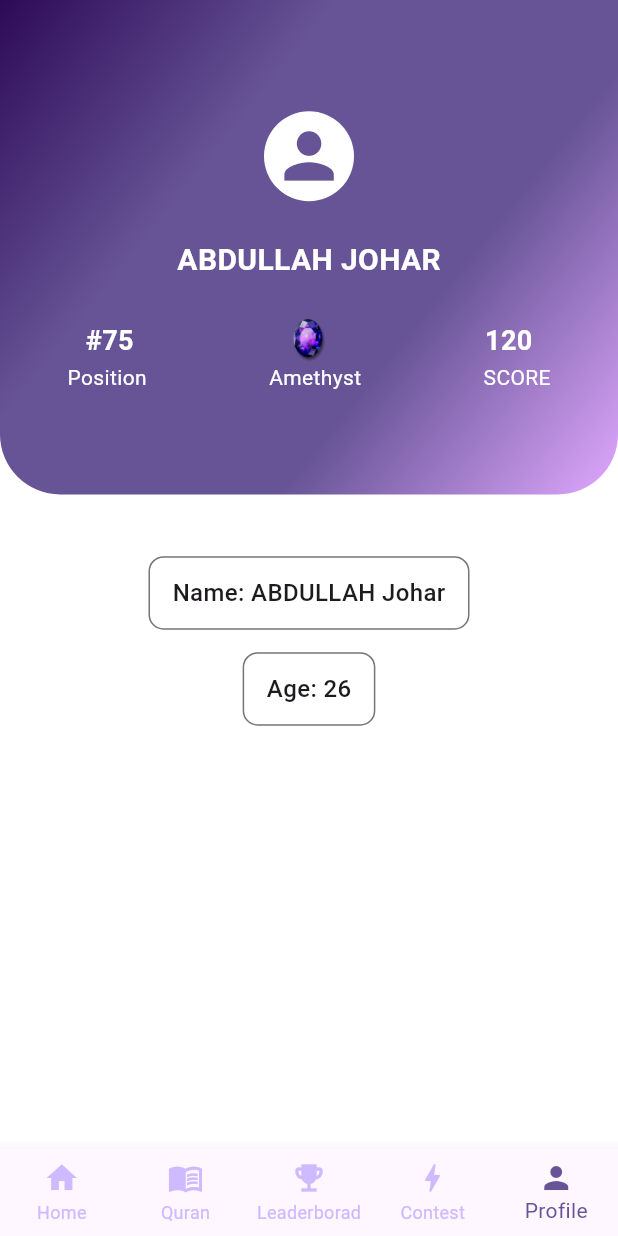
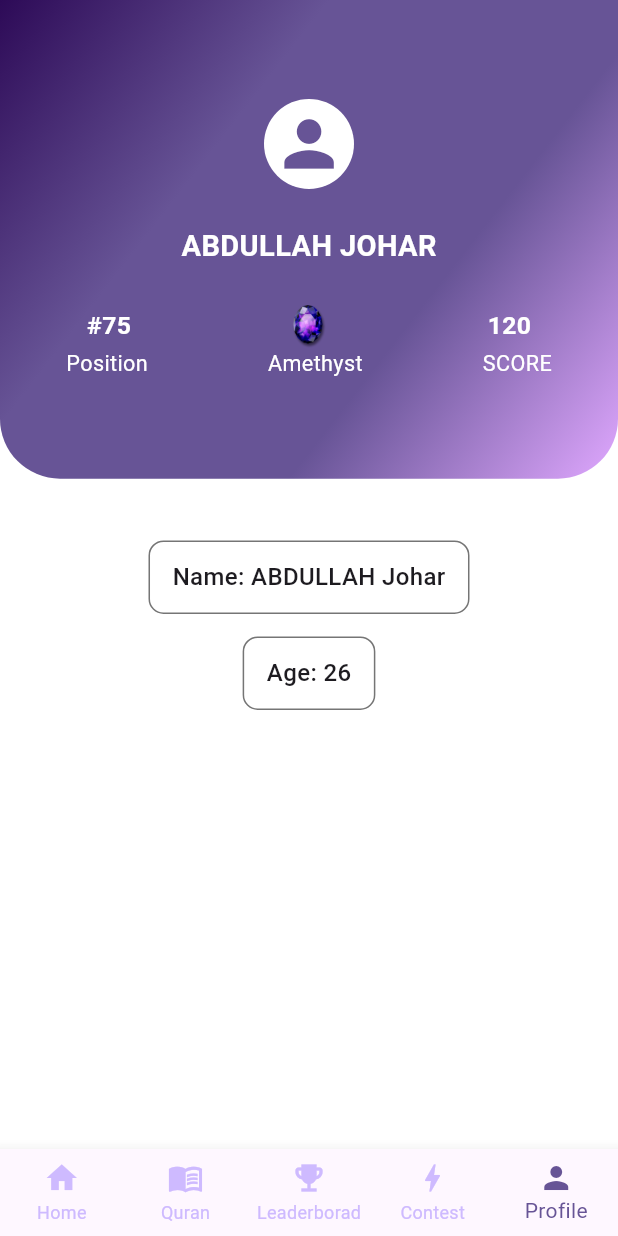
Before and after one commit to abdullahjohar23/islamic-quiz-app, a Flutter app: the screen it shows after launch, swiped to page 5, on a phone screen of 412 x 824 dp. Run offline on Flutter 3.47's test engine with Material 3 defaults, Android fonts, the phone set to English and light mode, and no system bars; project files that could hold a hidden picture were left out.

Commit message:
upper section done

```diff
--- a/lib/pages/profile_page.dart
+++ b/lib/pages/profile_page.dart
@@ -17,15 +17,13 @@ class ProfilePage extends StatelessWidget {
                         // Top Purple Card
                         Container(
                             width: deviceWidth,
-                            height: deviceHeight*0.4,
 
                             padding: EdgeInsets.symmetric(
-                                vertical: deviceHeight * 0.09,
+                                vertical: deviceHeight * 0.08,
                                 horizontal: deviceWidth * 0.01,
                             ),
 
                             decoration: BoxDecoration(
-                                // color: Color(0xFF675496),
                                 gradient: LinearGradient(
                                     colors: [
                                         Color(0xFF2D0A57), // very dark purple
@@ -59,11 +57,11 @@ class ProfilePage extends StatelessWidget {
                                     SizedBox(height: deviceHeight*0.03),
 
                                     // Name
-                                    const Text(
+                                    Text(
                                         'ABDULLAH JOHAR',
                                         style: TextStyle(
                                             color: Colors.white,
-                                            fontSize: 20,
+                                            fontSize: deviceWidth*0.047,
                                             fontWeight: FontWeight.bold,
                                         ),
                                     ),
@@ -80,18 +78,18 @@ class ProfilePage extends StatelessWidget {
                                                         '#75',
                                                         style: TextStyle(
                                                             color: Colors.white,
-                                                            fontSize: 18,
+                                                            fontSize: deviceWidth*0.04,
                                                             fontWeight: FontWeight.bold
                                                         ),
                                                     ),
 
-                                                    Image.asset('assets/images/badges/amethyst.png',height: deviceWidth*0.07),
+                                                    Image.asset('assets/images/badges/amethyst.png', height: deviceWidth*0.07),
 
                                                     Text(
                                                         '120',
                                                         style: TextStyle(
                                                             color: Colors.white,
-                                                            fontSize: 18,
+                                                            fontSize: deviceWidth*0.04,
                                                             fontWeight: FontWeight.bold
                                                         ),
                                                     ),
@@ -106,7 +104,7 @@ class ProfilePage extends StatelessWidget {
                                                         textAlign: TextAlign.center,
                                                         style: TextStyle(
                                                             color: Colors.white,
-                                                            fontSize: 14,
+                                                            fontSize: deviceWidth*0.035,
                                                             fontWeight: FontWeight.w400,
                                                         ),
                                                     ),
@@ -115,7 +113,7 @@ class ProfilePage extends StatelessWidget {
                                                         'Amethyst',
                                                         style: TextStyle(
                                                             color: Colors.white,
-                                                            fontSize: 14,
+                                                            fontSize: deviceWidth*0.035,
                                                             fontWeight: FontWeight.w400,
                                                         ),
                                                     ),
@@ -124,7 +122,7 @@ class ProfilePage extends StatelessWidget {
                                                         'SCORE',
                                                         style: TextStyle(
                                                             color: Colors.white,
-                                                            fontSize: 14,
+                                                            fontSize: deviceWidth*0.035,
                                                             fontWeight: FontWeight.w400,
                                                         ),
                                                     ),
```
